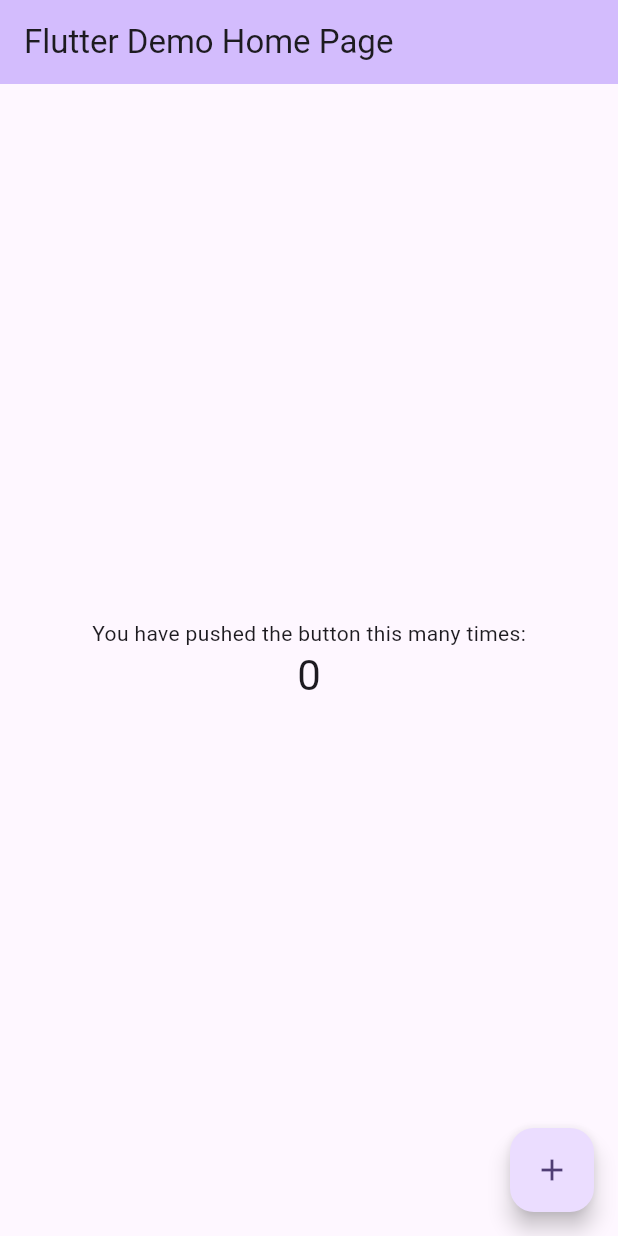
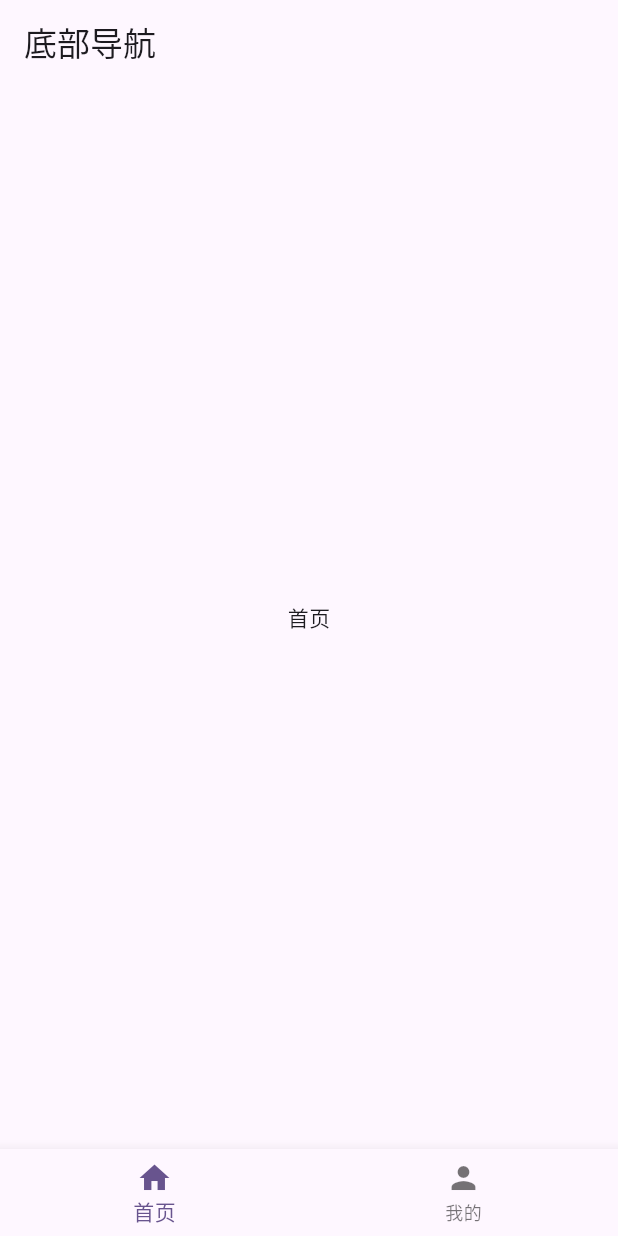
Before and after one commit to boycott96/mango_app, a Flutter app: the screen it shows after launch, on a phone screen of 412 x 824 dp. Run offline on Flutter 3.47's test engine with Material 3 defaults, Android fonts, the phone set to English and light mode, and no system bars.

Commit message:
feat: 底部导航完成

```diff
--- /dev/null
+++ b/lib/home/home.dart
@@ -0,0 +1,17 @@
+import 'package:flutter/material.dart';
+
+class HomePage extends StatefulWidget {
+  HomePage({Key? key}) : super(key: key);
+
+  @override
+  _HomePageState createState() => _HomePageState();
+}
+
+class _HomePageState extends State<HomePage> {
+  @override
+  Widget build(BuildContext context) {
+    return Center(
+      child: Text("首页"),
+    );
+  }
+}
--- a/lib/main.dart
+++ b/lib/main.dart
@@ -1,5 +1,7 @@
 import 'package:flutter/material.dart';
 import 'package:http/http.dart' as http;
+import 'package:mango_app/home/home.dart';
+import 'package:mango_app/setting/setting.dart';
 
 void main() {
   runApp(const MyApp());
@@ -32,7 +34,47 @@ class MyApp extends StatelessWidget {
         colorScheme: ColorScheme.fromSeed(seedColor: Colors.deepPurple),
         useMaterial3: true,
       ),
-      home: const MyHomePage(title: 'Flutter Demo Home Page'),
+      home: MainPage(),
+    );
+  }
+}
+
+class MainPage extends StatefulWidget {
+  MainPage({Key? key}) : super(key: key);
+
+  @override
+  _MainPageState createState() => _MainPageState();
+}
+
+class _MainPageState extends State<MainPage> {
+  var pages = [HomePage(), SettingPage()];
+  var currentIndex = 0;
+  @override
+  Widget build(BuildContext context) {
+    return Scaffold(
+      appBar: AppBar(
+        title: Text("底部导航"),
+      ),
+      body: pages[currentIndex],
+      bottomNavigationBar: BottomNavigationBar(
+        currentIndex: currentIndex,
+        type: BottomNavigationBarType.fixed,
+        onTap: (index) {
+          setState(() {
+            currentIndex = index;
+          });
+        },
+        items: [
+          BottomNavigationBarItem(
+              backgroundColor: Colors.pink,
+              icon: Icon(Icons.home),
+              label: "首页"),
+          BottomNavigationBarItem(
+              backgroundColor: Colors.orange,
+              icon: Icon(Icons.person),
+              label: "我的"),
+        ],
+      ),
     );
   }
 }
--- /dev/null
+++ b/lib/setting/setting.dart
@@ -0,0 +1,17 @@
+import 'package:flutter/material.dart';
+
+class SettingPage extends StatefulWidget {
+  SettingPage({Key? key}) : super(key: key);
+
+  @override
+  _HomePageState createState() => _HomePageState();
+}
+
+class _HomePageState extends State<SettingPage> {
+  @override
+  Widget build(BuildContext context) {
+    return Center(
+      child: Text("设置"),
+    );
+  }
+}
```
Also changed, not shown: 1 other file.
